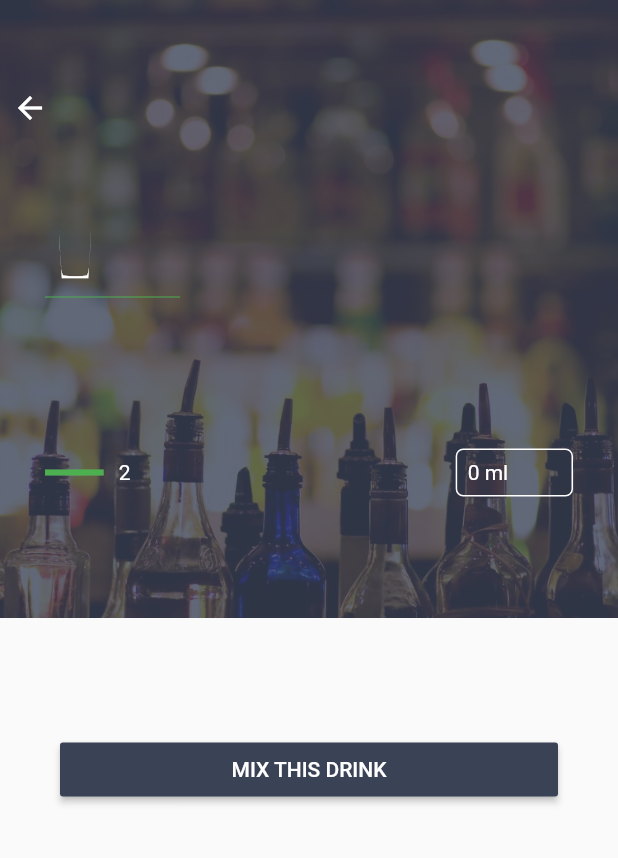
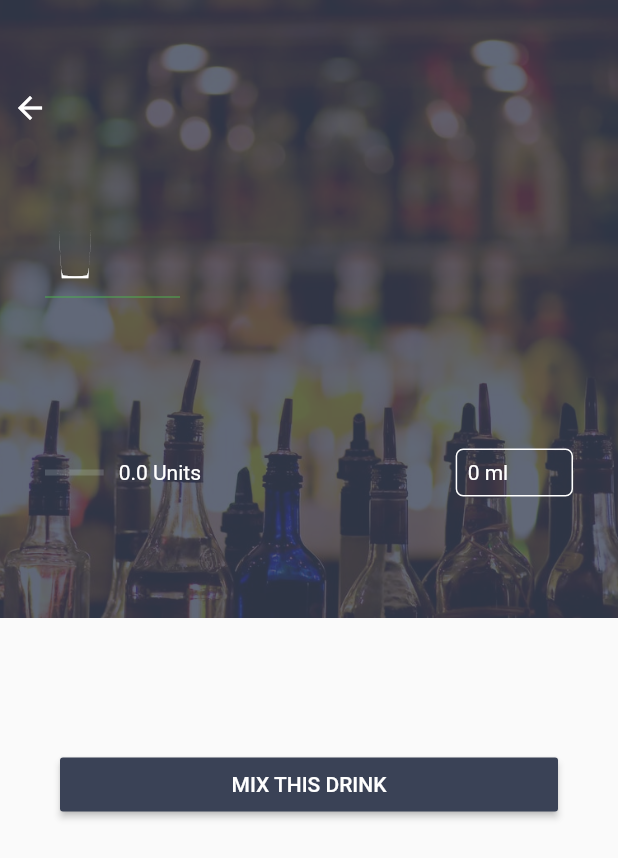
Before and after one commit to paperclipmonkey/patron, a Flutter app: the RecipePage screen opened directly with empty values, on a phone screen of 412 x 824 dp. Shown: the top 858 px of the screen. Run offline on Flutter 3.47's test engine with Material 2 defaults, Android fonts, the phone set to English and light mode, and no system bars; missing offline and left inert: preferences; network calls fail.

Commit message:
Support listing ingredients

```diff
--- a/lib/recipe.dart
+++ b/lib/recipe.dart
@@ -40,10 +40,11 @@ class Recipe {
   final String pre;
   final String post;
   final String glass;
+  final double units;
   final List<Step> steps;
 
   Recipe(this.name, this.intro, this.description, this.pre, this.post,
-      this.glass, this.steps);
+      this.glass, this.units, this.steps);
 
   factory Recipe.fromJson(dynamic json) {
     var jsonSteps = json['steps'] as List;
@@ -58,6 +59,7 @@ class Recipe {
         json['pre'] as String,
         json['post'] as String,
         json['glass'] as String,
+        json['units'].toDouble(),
         steps);
   }
 
--- a/lib/recipePage.dart
+++ b/lib/recipePage.dart
@@ -27,17 +27,47 @@ class RecipePage extends StatelessWidget {
     channel.sink.add(json.encode(OrderRequest(recipe)));
   }
 
+  @override
+  Widget build(BuildContext context) {
+    ListTile makeListTile(Ingredient ingredient) => ListTile(
+          contentPadding: EdgeInsets.symmetric(horizontal: 5.0, vertical: 5.0),
+          title: Text(
+            ingredient.name,
+            style: TextStyle(color: Colors.white, fontWeight: FontWeight.bold),
+          ),
+          // subtitle: Text("Intermediate", style: TextStyle(color: Colors.white)),
+
+          subtitle: Row(
+            children: <Widget>[
+              Expanded(
+                flex: 4,
+                child: Padding(
+                    padding: EdgeInsets.only(left: 0.0),
+                    child: Text(ingredient.amount.toString(),
+                        style: TextStyle(color: Colors.white))),
+              )
+            ],
+          ),
+        );
+
+    Card makeCard(Ingredient ingredient) => Card(
+          elevation: 0.0,
+          margin: new EdgeInsets.symmetric(horizontal: 10.0, vertical: 6.0),
+          child: Container(
+            decoration: BoxDecoration(color: Color.fromRGBO(64, 75, 96, .9)),
+            child: makeListTile(ingredient),
+          ),
+        );
+
     final levelIndicator = Container(
       child: Container(
         child: LinearProgressIndicator(
             backgroundColor: Color.fromRGBO(209, 224, 224, 0.2),
-          value: 10,
+            value: recipe.units / 10, // 1 - 10 = 0.1 - 1
             valueColor: AlwaysStoppedAnimation(Colors.green)),
       ),
     );
 
-  @override
-  Widget build(BuildContext context) {
     final coursePrice = Container(
       padding: const EdgeInsets.all(7.0),
       decoration: new BoxDecoration(
@@ -77,7 +107,7 @@ class RecipePage extends StatelessWidget {
                 child: Padding(
                     padding: EdgeInsets.only(left: 10.0),
                     child: Text(
-                      2.toString(),
+                      recipe.units.toString() + ' Units',
                       style: TextStyle(color: Colors.white),
                     ))),
             Expanded(flex: 2, child: coursePrice)
@@ -124,27 +154,47 @@ class RecipePage extends StatelessWidget {
       style: TextStyle(fontSize: 18.0),
     );
 
-    final readButton = Container(
+    final mixButton = Container(
         padding: EdgeInsets.symmetric(vertical: 16.0),
-        width: MediaQuery.of(context).size.width,
+        width: MediaQuery
+            .of(context)
+            .size
+            .width,
         child: RaisedButton(
           onPressed: orderDrink,
           color: Color.fromRGBO(58, 66, 86, 1.0),
           child: Text("MIX THIS DRINK", style: TextStyle(color: Colors.white)),
         ));
 
+    final ingredientsList = Padding(
+      padding: const EdgeInsets.only(top: 10.0),
+      child: ListView.builder(
+        scrollDirection: Axis.vertical,
+        shrinkWrap: true,
+        itemCount: recipe
+            .ingredients()
+            .length,
+        itemBuilder: (BuildContext context, int index) {
+          return makeCard(recipe.ingredients()[index]);
+        },
+      ),
+    );
+
     final bottomContent = Container(
-      width: MediaQuery.of(context).size.width,
+      width: MediaQuery
+          .of(context)
+          .size
+          .width,
       padding: EdgeInsets.all(40.0),
       child: Center(
         child: Column(
-          children: <Widget>[bottomContentText, readButton],
+          children: <Widget>[bottomContentText, ingredientsList, mixButton],
         ),
       ),
     );
 
     return Scaffold(
-      body: Column(
+      body: ListView(
         children: <Widget>[topContent, bottomContent],
       ),
     );
```
Also changed, not shown: lib/main.dart (+19 -7 lines). Lines whose indentation alone changed are shown as unchanged.
